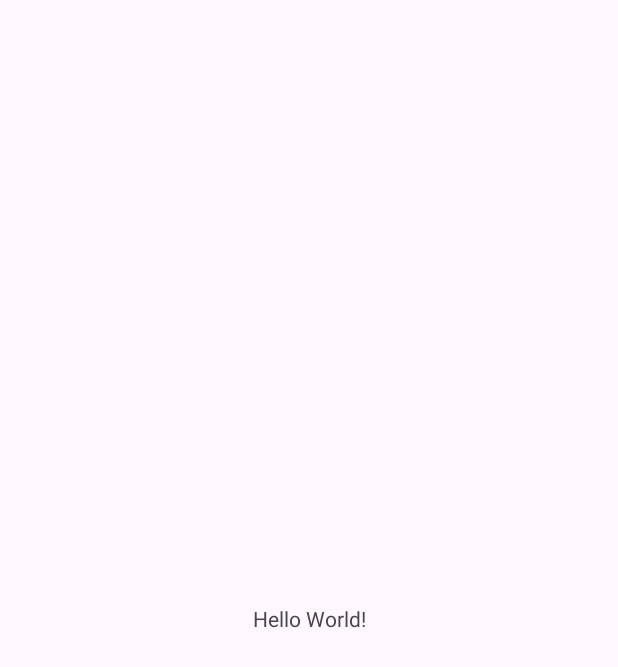
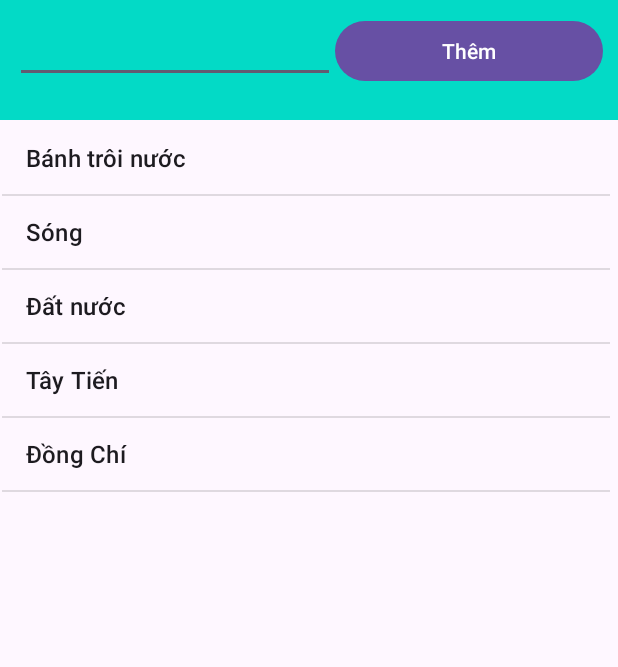
Before and after one commit to NguyenBuiQuanqHuy/64130854_AndroidProgramming, an Android app: the screen it shows after launch (MainActivity), on a phone screen of 412 x 824 dp. Before the commit the part shown is almost empty. Shown: the top 667 px of the screen. Run offline under Robolectric (Android 15) with nearby library versions, the phone set to English and light mode, and no system bars.

Commit message:
ScrollView

```diff
--- a/BT3_ListView/app/src/main/java/vn/nguyenbuiquanghuy/bt3_listview/MainActivity.java
+++ b/BT3_ListView/app/src/main/java/vn/nguyenbuiquanghuy/bt3_listview/MainActivity.java
@@ -1,6 +1,13 @@
 package vn.nguyenbuiquanghuy.bt3_listview;
 
 import android.os.Bundle;
+import android.view.View;
+import android.widget.AdapterView;
+import android.widget.ArrayAdapter;
+import android.widget.Button;
+import android.widget.EditText;
+import android.widget.ListView;
+import android.widget.Toast;
 
 import androidx.activity.EdgeToEdge;
 import androidx.appcompat.app.AppCompatActivity;
@@ -8,8 +15,30 @@ import androidx.core.graphics.Insets;
 import androidx.core.view.ViewCompat;
 import androidx.core.view.WindowInsetsCompat;
 
+import java.util.ArrayList;
+
 public class MainActivity extends AppCompatActivity {
-
+    //Nguồn dữ liệu
+    ArrayList<String> dsBaiTho;
+    //
+    ListView lvBaiTho;
+    Button btnThemBaiTho;
+    EditText editTextTenBT;
+    void getControl(){
+        lvBaiTho=findViewById(R.id.lvBT);
+        btnThemBaiTho=findViewById(R.id.btnThem);
+        editTextTenBT=findViewById(R.id.edtTenBaiTho);
+    }
+    //Hàm đọc dữ liệu từ nguồn bất kỳ
+    ArrayList<String> getData(){
+        ArrayList<String> lstTenBaiTho=new ArrayList<>();
+        lstTenBaiTho.add("Bánh trôi nước");
+        lstTenBaiTho.add("Sóng");
+        lstTenBaiTho.add("Đất nước");
+        lstTenBaiTho.add("Tây Tiến");
+        lstTenBaiTho.add("Đồng Chí");
+        return lstTenBaiTho;
+    }
     @Override
     protected void onCreate(Bundle savedInstanceState) {
         super.onCreate(savedInstanceState);
@@ -20,5 +49,33 @@ public class MainActivity extends AppCompatActivity {
             v.setPadding(systemBars.left, systemBars.top, systemBars.right, systemBars.bottom);
             return insets;
         });
+        getControl();
+        dsBaiTho=getData();
+        ArrayAdapter<String>
+                adapterBaiTho=new ArrayAdapter<>(this, android.R.layout.simple_list_item_1,dsBaiTho);
+        lvBaiTho.setAdapter(adapterBaiTho);
+        lvBaiTho.setOnItemClickListener(new AdapterView.OnItemClickListener() {
+            @Override
+            public void onItemClick(AdapterView<?> adapterView, View view, int i, long l) {
+                XuLyKhiNhanVaoViTri(i);
+
+            }
+
+        });
+        btnThemBaiTho.setOnClickListener(new View.OnClickListener() {
+            @Override
+            public void onClick(View view) {
+                //Lấy tên bài
+                String tenBT=editTextTenBT.getText().toString();
+                //Thêm
+                dsBaiTho.add(tenBT);
+                //Báo adapter cập nhât lại View
+                adapterBaiTho.notifyDataSetChanged();
+            }
+        });
+    }
+    void XuLyKhiNhanVaoViTri(int pos){
+        String item=dsBaiTho.get(pos);
+        Toast.makeText(getApplicationContext(),item,Toast.LENGTH_SHORT).show();
     }
 }
--- a/BT3_ListView/app/src/main/res/layout/activity_main.xml
+++ b/BT3_ListView/app/src/main/res/layout/activity_main.xml
@@ -7,13 +7,57 @@
     android:layout_height="match_parent"
     tools:context=".MainActivity">
 
-    <TextView
-        android:layout_width="wrap_content"
-        android:layout_height="wrap_content"
-        android:text="Hello World!"
+    <LinearLayout
+        android:id="@+id/linearLayout"
+        android:layout_width="0dp"
+        android:layout_height="80dp"
+        android:background="@color/design_default_color_secondary"
+        android:orientation="horizontal"
+        android:padding="10dp"
         app:layout_constraintBottom_toBottomOf="parent"
         app:layout_constraintEnd_toEndOf="parent"
+        app:layout_constraintHorizontal_bias="0.0"
         app:layout_constraintStart_toStartOf="parent"
-        app:layout_constraintTop_toTopOf="parent" />
+        app:layout_constraintTop_toTopOf="parent"
+        app:layout_constraintVertical_bias="0.0">
 
+        <EditText
+            android:id="@+id/edtTenBaiTho"
+            android:layout_width="wrap_content"
+            android:layout_height="wrap_content"
+            android:ems="10"
+            android:inputType="text" />
+
+        <Button
+            android:id="@+id/btnThem"
+            android:layout_width="wrap_content"
+            android:layout_height="wrap_content"
+            android:layout_weight="1"
+            android:scrollbarStyle="insideInset"
+            android:text="Thêm" />
+
+    </LinearLayout>
+
+    <ScrollView
+        android:layout_width="0dp"
+        android:layout_height="0dp"
+        android:layout_marginStart="1dp"
+        android:layout_marginTop="1dp"
+        android:layout_marginEnd="1dp"
+        android:layout_marginBottom="1dp"
+        android:fillViewport="true"
+        android:scrollbarStyle="insideInset"
+        app:layout_constraintBottom_toBottomOf="parent"
+        app:layout_constraintEnd_toEndOf="parent"
+        app:layout_constraintHorizontal_bias="0.0"
+        app:layout_constraintStart_toStartOf="parent"
+        app:layout_constraintTop_toBottomOf="@+id/linearLayout"
+        app:layout_constraintVertical_bias="1.0">
+
+
+        <ListView
+            android:id="@+id/lvBT"
+            android:layout_width="match_parent"
+            android:layout_height="wrap_content" />
+    </ScrollView>
 </androidx.constraintlayout.widget.ConstraintLayout>
```
